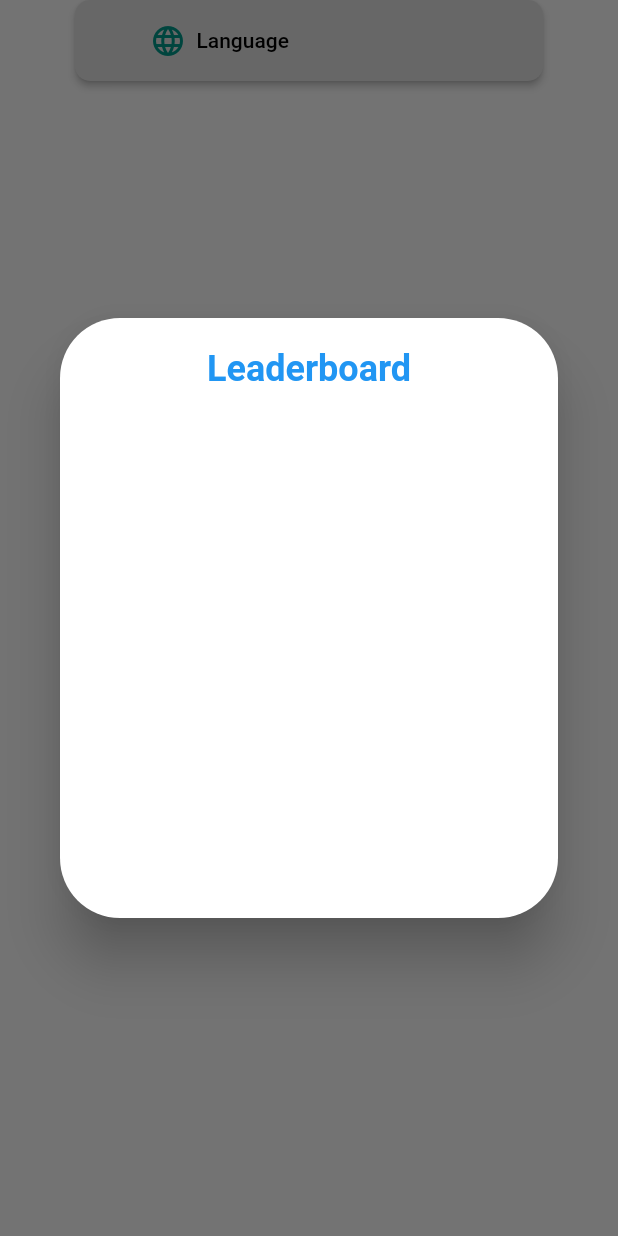
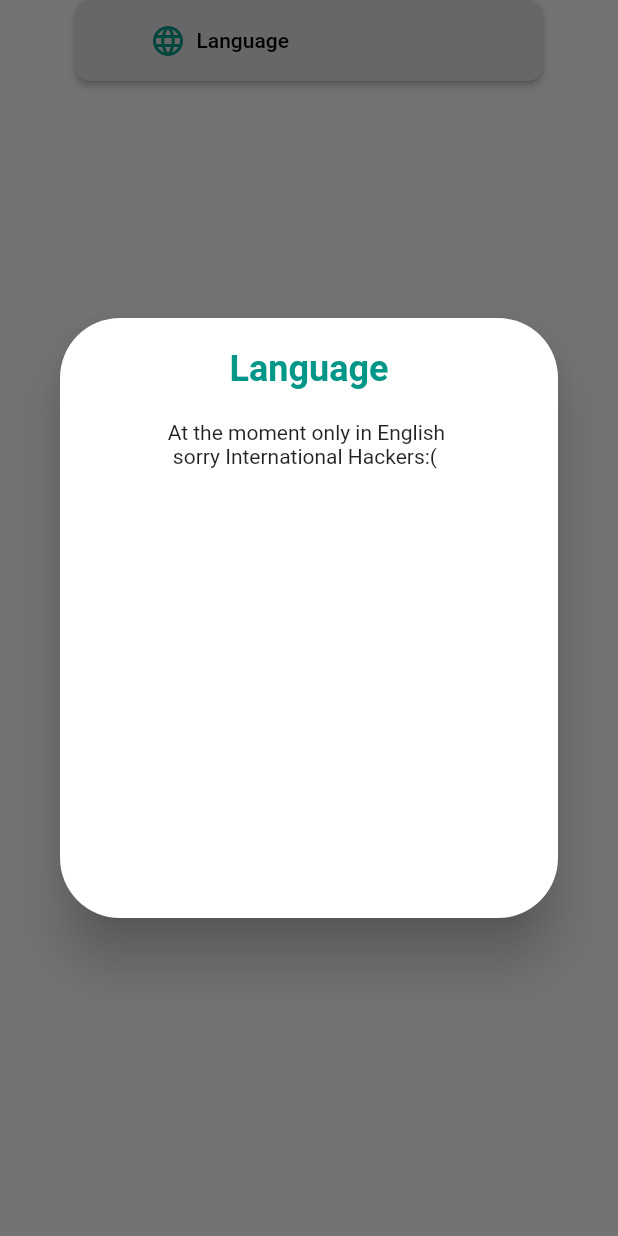
Before and after one commit to EdgarMM19/MyMama, a Flutter app: the LangButton widget shown alone on an empty page, opened directly, after a tap on "Language", on a phone screen of 412 x 824 dp. Run offline on Flutter 3.47's test engine with Material 2 defaults, Android fonts, the phone set to English and light mode, and no system bars; missing offline and left inert: multi_select_item.

Commit message:
No language

```diff
--- a/my_mama/lib/configurationPage.dart
+++ b/my_mama/lib/configurationPage.dart
@@ -90,14 +90,17 @@ class _LangButtonState extends State<LangButton> {
                         SizedBox(height: 20),
                         Center(
                           child: Text(
-                            "Leaderboard",
+                            "Language",
                             style: TextStyle(
                                 fontSize: 24,
-                                color: Colors.blue,
+                                color: Colors.teal,
                                 fontWeight: FontWeight.bold),
                           ),
                         ),
                         SizedBox(height: 20),
+                        Center(
+                            child: Text(
+                                "At the moment only in English \n sorry International Hackers:("))
                       ],
                     ),
                   ),
```
